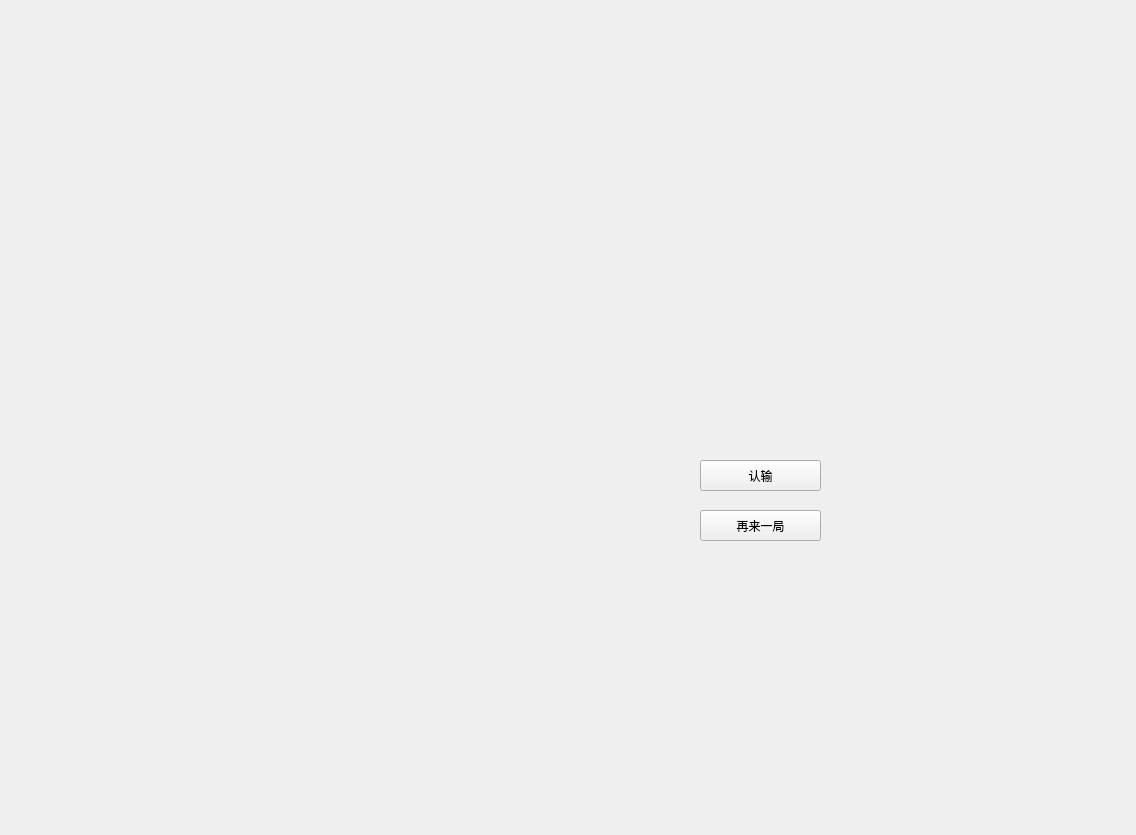
The window that surakarta_/widget.ui (lowl6/Surakarta) describes before a commit, drawn with Qt 5.
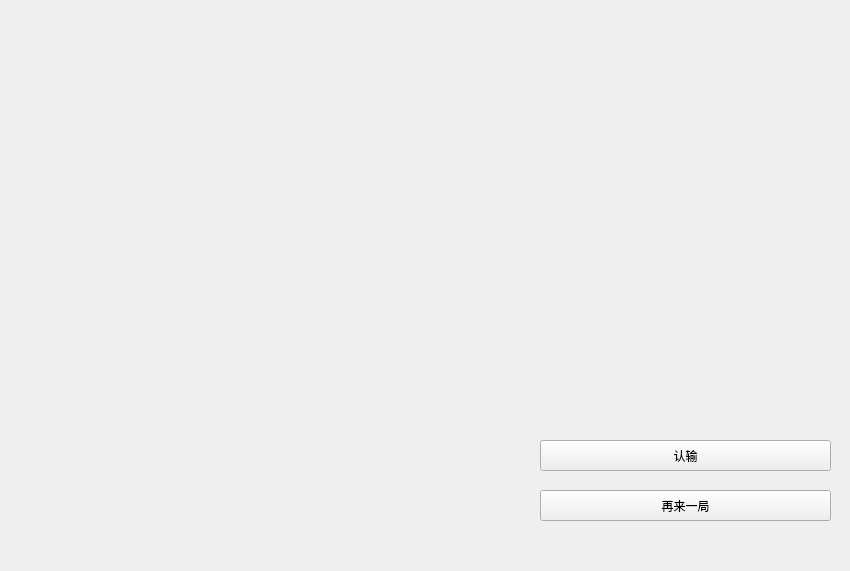
The same window after the commit.

```diff
--- a/surakarta_/widget.ui
+++ b/surakarta_/widget.ui
@@ -6,8 +6,8 @@
    <rect>
     <x>0</x>
     <y>0</y>
-    <width>1136</width>
-    <height>835</height>
+    <width>850</width>
+    <height>571</height>
    </rect>
   </property>
   <property name="windowTitle">
@@ -16,9 +16,9 @@
   <widget class="QPushButton" name="admit_defeat">
    <property name="geometry">
     <rect>
-     <x>700</x>
-     <y>460</y>
-     <width>121</width>
+     <x>540</x>
+     <y>440</y>
+     <width>291</width>
      <height>31</height>
     </rect>
    </property>
@@ -29,9 +29,9 @@
   <widget class="QPushButton" name="restart">
    <property name="geometry">
     <rect>
-     <x>700</x>
-     <y>510</y>
-     <width>121</width>
+     <x>540</x>
+     <y>490</y>
+     <width>291</width>
      <height>31</height>
     </rect>
    </property>
```
